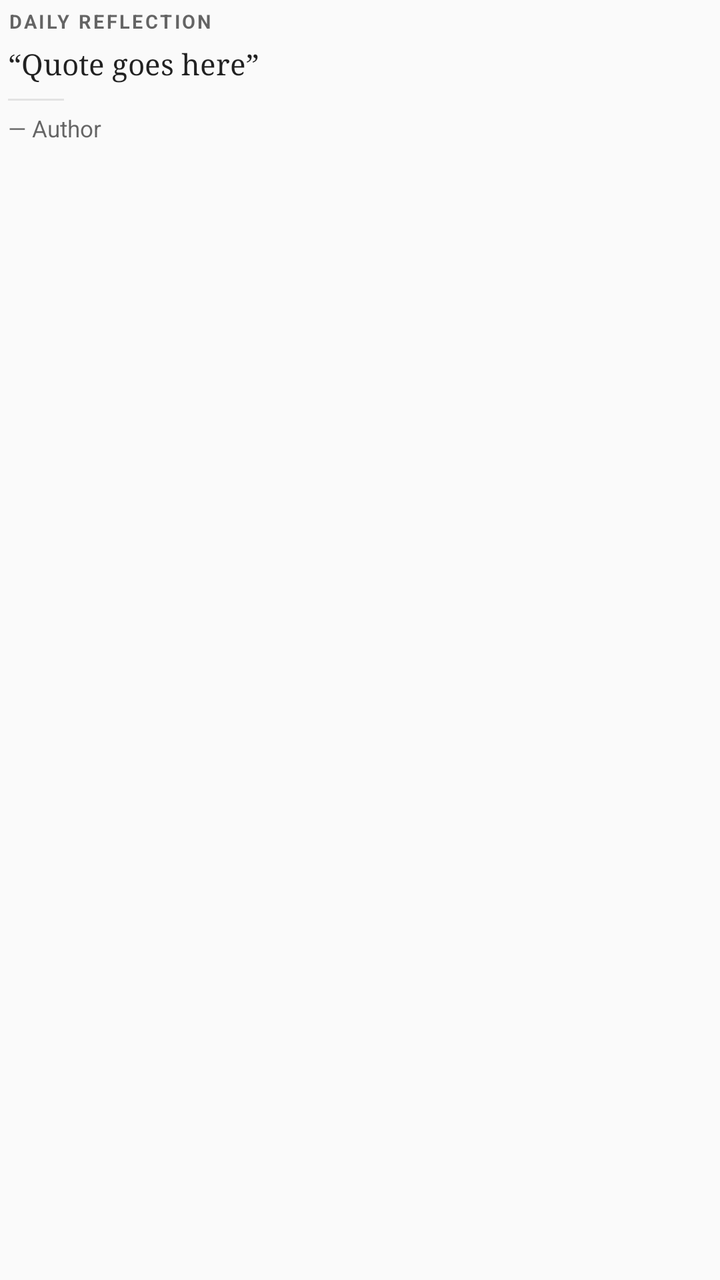
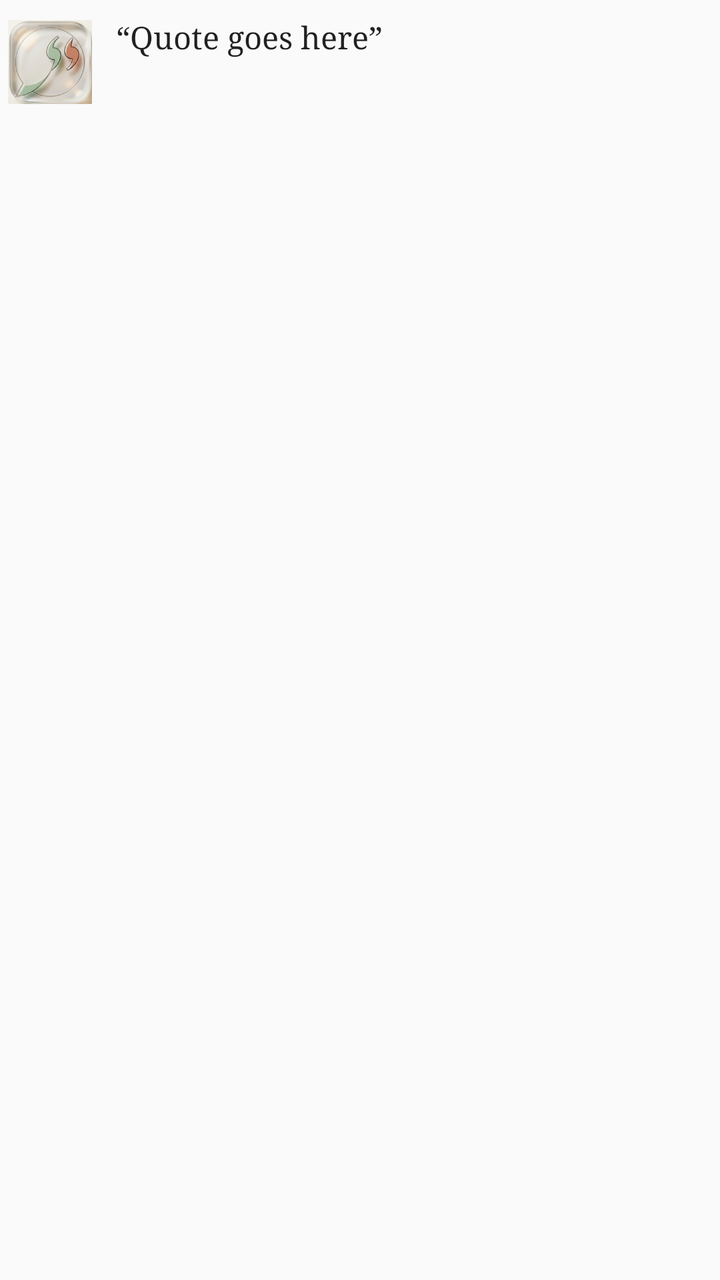

Two renders of the same Android screen: before a commit and after it. Below are the layout's source before the change and the commit's diff.
<!-- AndroidManifest.xml: application theme AppTheme -->
<!-- res/layout/notification_quote_expanded.xml -->
<?xml version="1.0" encoding="utf-8"?>
<LinearLayout xmlns:android="http://schemas.android.com/apk/res/android"
    android:layout_width="match_parent"
    android:layout_height="wrap_content"
    android:orientation="vertical"
    android:background="@android:color/transparent"
    android:paddingStart="4dp"
    android:paddingEnd="4dp"
    android:paddingTop="4dp"
    android:paddingBottom="6dp">

    
    <TextView
        android:id="@+id/notif_tag"
        android:layout_width="wrap_content"
        android:layout_height="wrap_content"
        android:text="DAILY REFLECTION"
        android:textSize="9.5sp"
        android:textStyle="bold"
        android:textColor="?android:attr/textColorSecondary"
        android:letterSpacing="0.12"
        android:textAllCaps="true" />

    
    <TextView
        android:id="@+id/notif_quote"
        android:layout_width="match_parent"
        android:layout_height="wrap_content"
        android:layout_marginTop="5dp"
        android:text="“Quote goes here”"
        android:fontFamily="serif"
        android:textSize="14.5sp"
        android:textColor="?android:attr/textColorPrimary"
        android:lineSpacingExtra="3dp" />

    
    <View
        android:layout_width="28dp"
        android:layout_height="1dp"
        android:layout_marginTop="8dp"
        android:layout_marginBottom="6dp"
        android:background="#33888888" />

    
    <TextView
        android:id="@+id/notif_author"
        android:layout_width="wrap_content"
        android:layout_height="wrap_content"
        android:text="— Author"
        android:textSize="11.5sp"
        android:textColor="?android:attr/textColorSecondary" />

</LinearLayout>
<!-- resources referenced by this layout -->
<resources>
  <style name="AppTheme" parent="Theme.AppCompat.DayNight.NoActionBar">
          
          <item name="android:editTextBackground">@drawable/rn_edit_text_material</item>
      </style>
  <!-- drawable rn_edit_text_material (drawable) -->
  <?xml version="1.0" encoding="utf-8"?>
  <inset xmlns:android="http://schemas.android.com/apk/res/android"
         android:insetLeft="@dimen/abc_edit_text_inset_horizontal_material"
         android:insetRight="@dimen/abc_edit_text_inset_horizontal_material"
         android:insetTop="@dimen/abc_edit_text_inset_top_material"
         android:insetBottom="@dimen/abc_edit_text_inset_bottom_material"
         >
  
      <selector>
          
          <item android:state_enabled="false" android:drawable="@drawable/abc_textfield_default_mtrl_alpha"/>
          <item android:drawable="@drawable/abc_textfield_activated_mtrl_alpha"/>
      </selector>
  
  </inset>
</resources>

<!-- the commit's change to res/layout/notification_quote_expanded.xml (unified diff, before → after) -->
@@ -2,52 +2,34 @@
 <LinearLayout xmlns:android="http://schemas.android.com/apk/res/android"
     android:layout_width="match_parent"
     android:layout_height="wrap_content"
-    android:orientation="vertical"
+    android:orientation="horizontal"
+    android:gravity="top"
     android:background="@android:color/transparent"
     android:paddingStart="4dp"
-    android:paddingEnd="4dp"
-    android:paddingTop="4dp"
-    android:paddingBottom="6dp">
+    android:paddingEnd="8dp"
+    android:paddingTop="8dp"
+    android:paddingBottom="8dp">
 
     
-    <TextView
-        android:id="@+id/notif_tag"
-        android:layout_width="wrap_content"
-        android:layout_height="wrap_content"
-        android:text="DAILY REFLECTION"
-        android:textSize="9.5sp"
-        android:textStyle="bold"
-        android:textColor="?android:attr/textColorSecondary"
-        android:letterSpacing="0.12"
-        android:textAllCaps="true" />
+    <ImageView
+        android:id="@+id/notif_app_icon"
+        android:layout_width="42dp"
+        android:layout_height="42dp"
+        android:layout_marginTop="2dp"
+        android:layout_marginEnd="12dp"
+        android:scaleType="fitCenter"
+        android:src="@drawable/ic_launcher" />
 
     
     <TextView
         android:id="@+id/notif_quote"
-        android:layout_width="match_parent"
+        style="@style/TextAppearance.Compat.Notification.Title"
+        android:layout_width="0dp"
         android:layout_height="wrap_content"
-        android:layout_marginTop="5dp"
+        android:layout_weight="1"
         android:text="“Quote goes here”"
         android:fontFamily="serif"
-        android:textSize="14.5sp"
-        android:textColor="?android:attr/textColorPrimary"
+        android:textSize="15.5sp"
         android:lineSpacingExtra="3dp" />
 
-    
-    <View
-        android:layout_width="28dp"
-        android:layout_height="1dp"
-        android:layout_marginTop="8dp"
-        android:layout_marginBottom="6dp"
-        android:background="#33888888" />
-
-    
-    <TextView
-        android:id="@+id/notif_author"
-        android:layout_width="wrap_content"
-        android:layout_height="wrap_content"
-        android:text="— Author"
-        android:textSize="11.5sp"
-        android:textColor="?android:attr/textColorSecondary" />
-
 </LinearLayout>
<!-- resource entries referenced after the edit -->
@@ -1,5 +1,6 @@
 <!-- resources referenced by this layout -->
 <resources>
+  <!-- drawable ic_launcher: png bitmap (drawable, 84251 bytes) -->
   <style name="AppTheme" parent="Theme.AppCompat.DayNight.NoActionBar">
           
           <item name="android:editTextBackground">@drawable/rn_edit_text_material</item>
